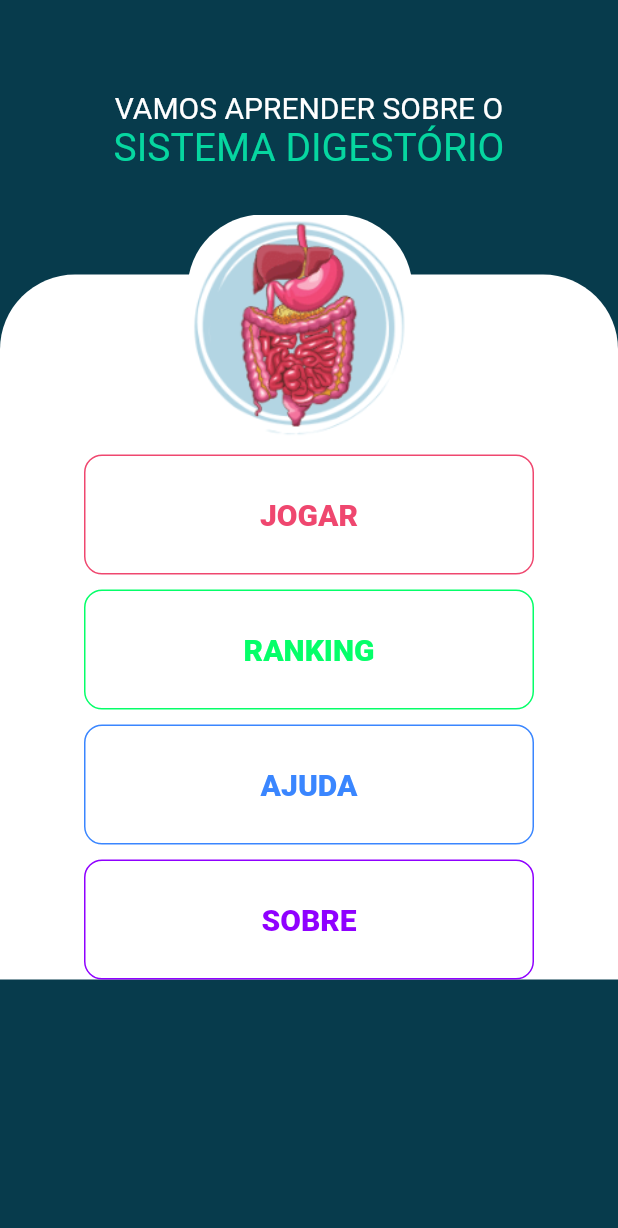
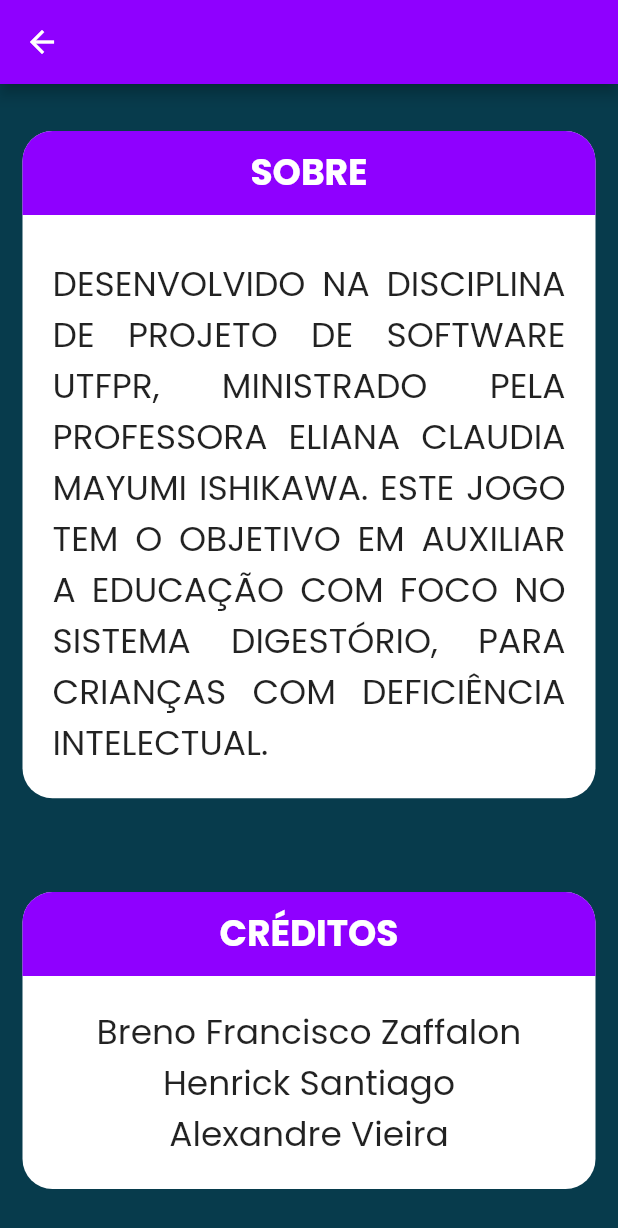
Before and after one commit to BrenoZaffa/DigeExplore, a Flutter app: the PageHome screen opened by its route, after a tap on "SOBRE", on a phone screen of 412 x 824 dp. Shown: the top 1228 px of the screen. Run offline on Flutter 3.47's test engine with Material 2 defaults, Android fonts, the phone set to English and light mode, and no system bars; our stand-ins replace google_fonts, sqflite, video_player; accounts and stored records are empty.

```diff
--- a/lib/pages/page_home.dart
+++ b/lib/pages/page_home.dart
@@ -7,6 +7,10 @@ class PageHome extends StatelessWidget {
   Widget build(BuildContext context) {
     irParaMinigames() {
       Navigator.pushNamed(context, '/minigames');
+    }
+
+    irParaSobre() {
+      Navigator.pushNamed(context, '/sobre');
     }
 
     return Scaffold(
@@ -34,13 +38,10 @@ class PageHome extends StatelessWidget {
                 Padding(
                   padding: const EdgeInsets.only(top: 70),
                   child: Container(
+                    height: MediaQuery.of(context).size.height * 0.7,
                     decoration: const BoxDecoration(
-                      color: Colors.white,
-                      borderRadius: BorderRadius.only(
-                        topLeft: Radius.circular(50.0),
-                        topRight: Radius.circular(50.0),
-                      ),
-                    ),
+                        color: Colors.white,
+                        borderRadius: BorderRadius.all(Radius.circular(50))),
                     // width: 600,
                     // height: 567,
                     child: Center(
@@ -139,7 +140,7 @@ class PageHome extends StatelessWidget {
                           Padding(
                             padding: const EdgeInsets.only(top: 10),
                             child: GestureDetector(
-                              onTap: () {},
+                              onTap: irParaSobre,
                               child: Container(
                                 width: 300,
                                 height: 80,
--- a/lib/pages/page_init.dart
+++ b/lib/pages/page_init.dart
@@ -1,6 +1,7 @@
 import 'package:digeexplore/pages/page_home.dart';
 import 'package:digeexplore/pages/page_jogo_memoria.dart';
 import 'package:digeexplore/pages/page_minigames.dart';
+import 'package:digeexplore/pages/page_sobre.dart';
 import 'package:digeexplore/pages/page_video_conteudo.dart';
 import 'package:digeexplore/pages/splash_page.dart';
 import 'package:flutter/material.dart';
@@ -18,6 +19,16 @@ class PageInit extends StatelessWidget {
       // ),
       home: const SplashPage(),
       routes: {
+        '/video_conteudo': (context) {
+          final args = ModalRoute.of(context)!.settings.arguments as Map;
+          return PageVideoConteudo(
+            title: args['title'],
+            color: args['color'],
+            diretory: args['diretory'],
+            page: args['page'],
+          );
+        },
+        "/sobre": (context) => const PageSobre(),
         "/home": (context) => const PageHome(),
         "/minigames": (context) => const PageMiniGames(),
         "/jogo_memoria": (context) => const PageJogoMemoria(),
--- /dev/null
+++ b/lib/pages/page_sobre.dart
@@ -0,0 +1,124 @@
+import 'package:flutter/material.dart';
+import 'package:google_fonts/google_fonts.dart';
+
+class PageSobre extends StatelessWidget {
+  const PageSobre({Key? key}) : super(key: key);
+
+  @override
+  Widget build(BuildContext context) {
+    return Scaffold(
+      backgroundColor: const Color(0xff073B4C),
+      appBar: AppBar(
+        backgroundColor: const Color(0xFF8F00FF),
+      ),
+      body: Padding(
+        padding: const EdgeInsets.symmetric(horizontal: 15),
+        child: Column(
+          mainAxisAlignment: MainAxisAlignment.spaceAround,
+          crossAxisAlignment: CrossAxisAlignment.center,
+          children: [
+            InkWell(
+              child: Container(
+                height: MediaQuery.of(context).size.height * 0.54,
+                decoration: BoxDecoration(
+                  borderRadius: BorderRadius.circular(20),
+                  color: Colors.white,
+                ),
+                child: Column(
+                  mainAxisAlignment: MainAxisAlignment.spaceBetween,
+                  children: [
+                    Container(
+                      width: double.infinity,
+                      decoration: const BoxDecoration(
+                        borderRadius: BorderRadius.only(
+                          topLeft: Radius.circular(20),
+                          topRight: Radius.circular(20),
+                        ),
+                        color: Color(0xFF8F00FF),
+                      ),
+                      child: Padding(
+                        padding: const EdgeInsets.symmetric(vertical: 10),
+                        child: Text(
+                          "SOBRE",
+                          textAlign: TextAlign.center,
+                          style: GoogleFonts.poppins(
+                            color: Colors.white,
+                            fontWeight: FontWeight.bold,
+                            fontSize: 24,
+                          ),
+                        ),
+                      ),
+                    ),
+                    Padding(
+                      padding: const EdgeInsets.all(20),
+                      child: Column(
+                        children: [
+                          Text(
+                            "DESENVOLVIDO NA DISCIPLINA DE PROJETO DE SOFTWARE UTFPR, MINISTRADO PELA PROFESSORA ELIANA CLAUDIA MAYUMI ISHIKAWA. ESTE JOGO TEM O OBJETIVO EM AUXILIAR A EDUCAÇÃO COM FOCO NO SISTEMA DIGESTÓRIO, PARA CRIANÇAS COM DEFICIÊNCIA INTELECTUAL.",
+                            textAlign: TextAlign.justify,
+                            style: GoogleFonts.poppins(
+                              fontSize: 23,
+                            ),
+                          ),
+                        ],
+                      ),
+                    ),
+                  ],
+                ),
+              ),
+            ),
+            InkWell(
+              child: Container(
+                decoration: BoxDecoration(
+                  borderRadius: BorderRadius.circular(20),
+                  color: Colors.white,
+                ),
+                child: Column(
+                  mainAxisAlignment: MainAxisAlignment.spaceBetween,
+                  children: [
+                    Container(
+                      width: double.infinity,
+                      decoration: const BoxDecoration(
+                        borderRadius: BorderRadius.only(
+                          topLeft: Radius.circular(20),
+                          topRight: Radius.circular(20),
+                        ),
+                        color: Color(0xFF8F00FF),
+                      ),
+                      child: Padding(
+                        padding: const EdgeInsets.symmetric(vertical: 10),
+                        child: Text(
+                          "CRÉDITOS",
+                          textAlign: TextAlign.center,
+                          style: GoogleFonts.poppins(
+                            color: Colors.white,
+                            fontWeight: FontWeight.bold,
+                            fontSize: 24,
+                          ),
+                        ),
+                      ),
+                    ),
+                    Padding(
+                      padding: const EdgeInsets.all(20),
+                      child: Column(
+                        children: [
+                          Text(
+                            "Breno Francisco Zaffalon\nHenrick Santiago\nAlexandre Vieira",
+                            textAlign: TextAlign.center,
+                            style: GoogleFonts.poppins(
+                              fontSize: 23,
+                            ),
+                          ),
+                        ],
+                      ),
+                    ),
+                  ],
+                ),
+              ),
+            ),
+          ],
+        ),
+      ),
+    );
+  }
+}
--- a/lib/pages/page_video_conteudo.dart
+++ b/lib/pages/page_video_conteudo.dart
@@ -1,17 +1,50 @@
 import 'package:digeexplore/pages/page_home.dart';
+import 'package:digeexplore/pages/page_nome.dart';
 import 'package:flutter/material.dart';
+import 'package:video_player/video_player.dart';
 
 class PageVideoConteudo extends StatefulWidget {
-  const PageVideoConteudo({Key? key}) : super(key: key);
+  final String title;
+  final String color;
+  final String diretory;
+  final String page;
+
+  const PageVideoConteudo(
+      {Key? key,
+      required this.title,
+      required this.color,
+      required this.diretory,
+      required this.page})
+      : super(key: key);
 
   @override
   State<PageVideoConteudo> createState() => _PageVideoConteudo();
 }
 
 class _PageVideoConteudo extends State<PageVideoConteudo> {
+  late VideoPlayerController _controller;
+
   @override
   void initState() {
     super.initState();
+    _controller = VideoPlayerController.asset(widget.diretory)
+      ..initialize().then((_) {
+        // Ensure the first frame is shown after the video is initialized, even before the play button has been pressed.
+        setState(() {});
+      });
+  }
+
+  @override
+  void dispose() {
+    _controller.dispose();
+    super.dispose();
+  }
+
+  redirect() {
+    if (widget.page == "splash_page") {
+      Navigator.push(
+          context, MaterialPageRoute(builder: (context) => PageNome()));
+    }
   }
 
   @override
@@ -19,23 +52,38 @@ class _PageVideoConteudo extends State<PageVideoConteudo> {
     return Scaffold(
       appBar: AppBar(
         automaticallyImplyLeading: false,
-        title: const Center(child: Text('Sistema Digetório')),
+        title: Center(child: Text(widget.title)),
+        backgroundColor: Color(int.parse(widget.color)),
         actions: [
           IconButton(
             onPressed: () {
-              Navigator.push(
-                  context, MaterialPageRoute(builder: (context) => PageHome()));
+              redirect();
             },
             icon: const Icon(Icons.close),
           ),
         ],
       ),
-      body: SingleChildScrollView(
-        child: Padding(
-          padding: EdgeInsets.all(20),
-          child: Column(
-            children: [],
-          ),
+      body: Container(
+        height: MediaQuery.of(context).size.height,
+        child: _controller.value.isInitialized
+            ? AspectRatio(
+                aspectRatio: _controller.value.aspectRatio,
+                child: VideoPlayer(_controller),
+              )
+            : Center(
+                child: CircularProgressIndicator(),
+              ),
+      ),
+      floatingActionButton: FloatingActionButton(
+        onPressed: () {
+          setState(() {
+            _controller.value.isPlaying
+                ? _controller.pause()
+                : _controller.play();
+          });
+        },
+        child: Icon(
+          _controller.value.isPlaying ? Icons.pause : Icons.play_arrow,
         ),
       ),
     );
--- a/pubspec.yaml
+++ b/pubspec.yaml
@@ -13,6 +13,8 @@ dependencies:
   provider: ^5.0.0
   cupertino_icons: ^1.0.2
   google_fonts: ^2.1.0
+  video_player: ^2.4.4
+  sqflite: ^2.0.0+3
 
 dev_dependencies:
   flutter_test:
@@ -32,3 +34,6 @@ flutter:
     - assets/images/estomago.png
     - assets/images/figado.png
     - assets/images/intestinos.png
+    - assets/videos/video_conteudo.mp4
+    - assets/videos/tutorial_memoria.mp4
+    - assets/videos/tutorial_quiz.mp4
```
Also changed, not shown: lib/class/DB.dart (added, +44 -0 lines), lib/main.dart (+8 -2 lines), lib/pages/page_nome.dart (added, +87 -0 lines), lib/pages/splash_page.dart (+10 -1 lines), lib/repositories/user_repository.dart (added, +34 -0 lines), pubspec.lock, 4 other files.
